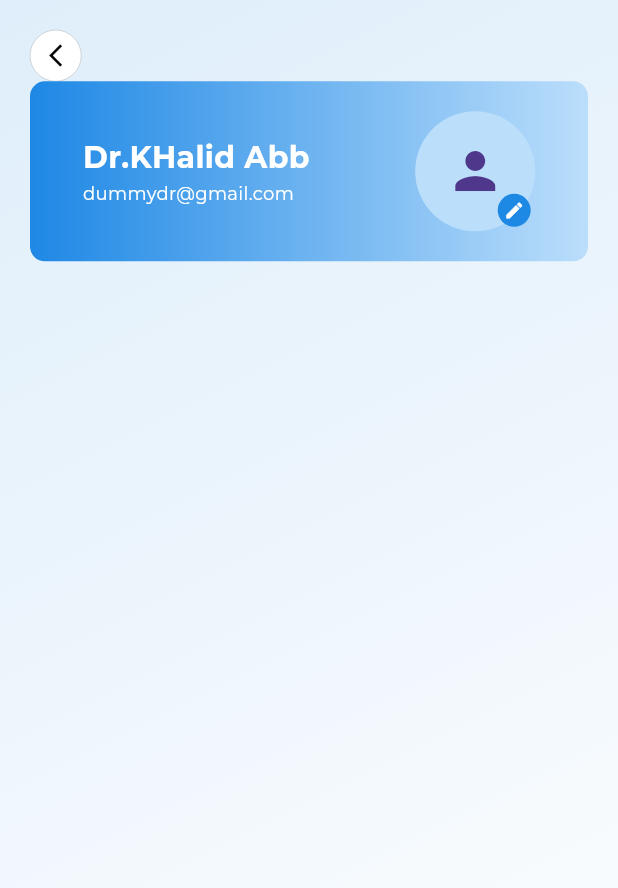
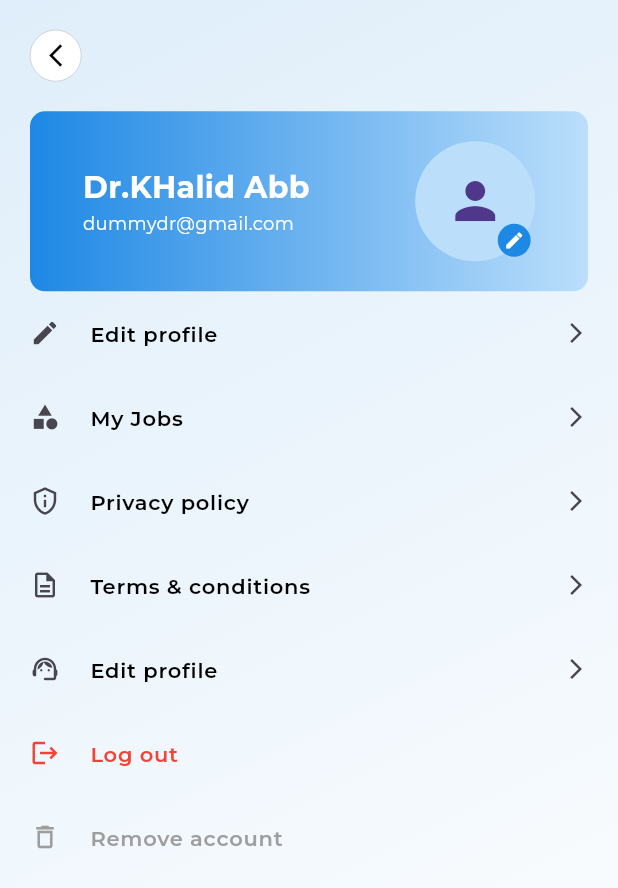
Before and after one commit to VishnuMelath/Doctors-app, a Flutter app: the ProfileScreen screen opened directly, on a phone screen of 412 x 824 dp. Shown: the top 888 px of the screen. Run offline on Flutter 3.47's test engine with Material 3 defaults, Android fonts, the phone set to English and light mode, and no system bars; our stand-ins replace google_fonts.

Commit message:
final commit before submit

```diff
--- a/lib/screens/home_screen.dart
+++ b/lib/screens/home_screen.dart
@@ -11,11 +11,6 @@ class HomeScreen extends StatelessWidget {
 
   @override
   Widget build(BuildContext context) {
-    SystemChrome.setSystemUIOverlayStyle(const SystemUiOverlayStyle(
-      statusBarColor: Colors.white,
-      statusBarBrightness: Brightness.dark,
-      statusBarIconBrightness: Brightness.dark,
-    ));
     return SafeArea(
       child: Scaffold(
         extendBody: true,
@@ -74,6 +69,9 @@ class HomeScreen extends StatelessWidget {
                             color: CustomColors.primaryColor,
                           ),
                         )),
+                  ),
+                  const SizedBox(
+                    height: 10,
                   ),
                   RichText(
                       text: TextSpan(
--- a/lib/screens/profile_screen.dart
+++ b/lib/screens/profile_screen.dart
@@ -1,5 +1,6 @@
 import 'package:doctors/theme/colors.dart';
 import 'package:doctors/theme/font_style.dart';
+import 'package:doctors/widgets/custom_profile_options_tile.dart';
 import 'package:flutter/material.dart';
 import 'package:flutter/services.dart';
 
@@ -40,6 +41,9 @@ class ProfileScreen extends StatelessWidget {
                       Navigator.pop(context);
                     },
                   ),
+                ),
+                const SizedBox(
+                  height: 20,
                 ),
                 Container(
                   // height: 100,
@@ -104,6 +108,44 @@ class ProfileScreen extends StatelessWidget {
                       )
                     ],
                   ),
+                ),
+                customProfileOptionTile('Edit profile', Icons.edit),
+                customProfileOptionTile('My Jobs', Icons.category),
+                customProfileOptionTile(
+                    'Privacy policy', Icons.privacy_tip_outlined),
+                customProfileOptionTile(
+                    'Terms & conditions', Icons.description_outlined),
+                customProfileOptionTile(
+                    'Edit profile', Icons.support_agent_rounded),
+                ListTile(
+                  contentPadding: const EdgeInsets.all(0),
+                  leading: const Icon(
+                    Icons.logout,
+                    color: Colors.red,
+                    size: 20,
+                  ),
+                  title: Text(
+                    'Log out',
+                    style: montserrat.copyWith(
+                        fontWeight: FontWeight.w600,
+                        color: Colors.red,
+                        fontSize: 14),
+                  ),
+                ),
+                ListTile(
+                  contentPadding: const EdgeInsets.all(0),
+                  leading: const Icon(
+                    Icons.delete_outline,
+                    color: Colors.grey,
+                    size: 20,
+                  ),
+                  title: Text(
+                    'Remove account',
+                    style: montserrat.copyWith(
+                        fontWeight: FontWeight.w600,
+                        color: Colors.grey,
+                        fontSize: 14),
+                  ),
                 )
               ],
             ),
--- a/lib/widgets/custom_bottom_nav.dart
+++ b/lib/widgets/custom_bottom_nav.dart
@@ -4,6 +4,7 @@ import 'package:doctors/screens/profile_screen.dart';
 import 'package:doctors/theme/colors.dart';
 import 'package:doctors/utils/animated_routing.dart';
 import 'package:flutter/material.dart';
+import 'package:flutter/services.dart';
 
 //todo  complete bottom nav bar ontap and switching selected option
 class CustomBottomNavBar extends StatelessWidget {
@@ -66,7 +67,15 @@ Widget customBNItem(BuildContext context, Widget child, int index,
       log('tapped');
       if (index == 3) {
         log('profile');
-        Navigator.push(context, createRoute(child: const ProfileScreen()));
+        Navigator.push(context, createRoute(child: const ProfileScreen())).then(
+          (value) {
+            SystemChrome.setSystemUIOverlayStyle(const SystemUiOverlayStyle(
+              statusBarColor: Colors.white,
+              statusBarBrightness: Brightness.dark,
+              statusBarIconBrightness: Brightness.dark,
+            ));
+          },
+        );
       }
     },
     child: Container(
--- /dev/null
+++ b/lib/widgets/custom_profile_options_tile.dart
@@ -0,0 +1,21 @@
+import 'package:doctors/theme/font_style.dart';
+import 'package:flutter/material.dart';
+
+Widget customProfileOptionTile(String title, IconData icon) {
+  return ListTile(
+    contentPadding: const EdgeInsets.all(0),
+    leading: Icon(
+      icon,
+      size: 20,
+    ),
+    title: Text(
+      title,
+      style: montserrat.copyWith(
+          color: Colors.black, fontWeight: FontWeight.w600, fontSize: 14),
+    ),
+    trailing: const Icon(
+      Icons.arrow_forward_ios,
+      size: 16,
+    ),
+  );
+}
```
